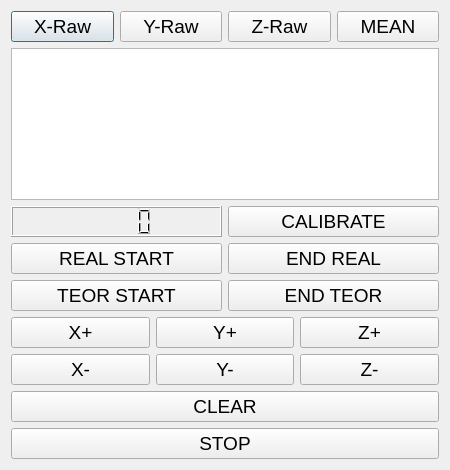
This is client/ui/main.ui in rpopov94/MAGNETICK as Qt 5 draws it before an edit. The edited form follows.
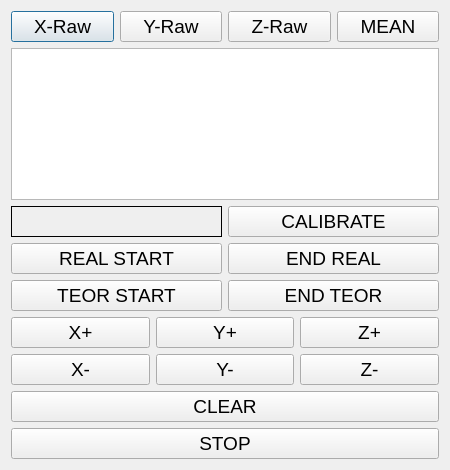
This is the edited form.

Commit message: Проработка вида

The edit to the form file:
```diff
--- a/client/ui/main.ui
+++ b/client/ui/main.ui
@@ -70,7 +70,17 @@
    <item>
     <layout class="QHBoxLayout" name="calibrLayout">
      <item>
-      <widget class="QLCDNumber" name="lcdZ"/>
+      <widget class="QLabel" name="lcdZ">
+       <property name="styleSheet">
+        <string notr="true">border: 1px solid black;</string>
+       </property>
+       <property name="textFormat">
+        <enum>Qt::PlainText</enum>
+       </property>
+       <property name="alignment">
+        <set>Qt::AlignCenter</set>
+       </property>
+      </widget>
      </item>
      <item>
       <widget class="QPushButton" name="calibrate">
```
The commit also changes 2 other files.
